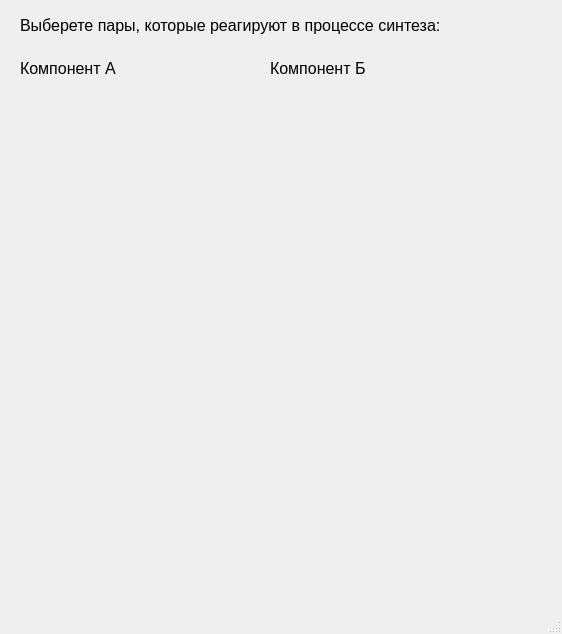
The window that windows/choose_pair_react.ui (ivanzuev78/Glass_transition_math) describes before a commit, drawn with Qt 5.
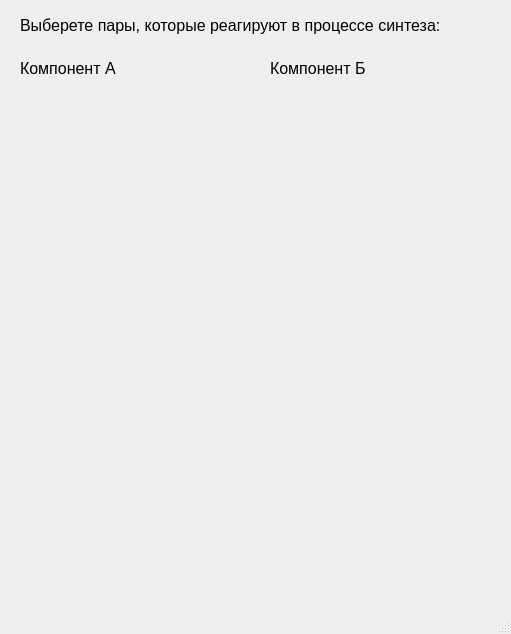
The same window after the commit.

```diff
--- a/windows/choose_pair_react.ui
+++ b/windows/choose_pair_react.ui
@@ -6,7 +6,7 @@
    <rect>
     <x>0</x>
     <y>0</y>
-    <width>562</width>
+    <width>511</width>
     <height>634</height>
    </rect>
   </property>
```
Left out of the diff: 2 changed lines with no effect on the pictures.
